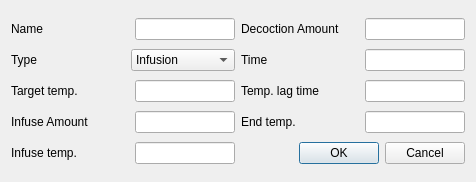
Brewken/brewken, file ui/mashStepEditor.ui: the form before one commit.
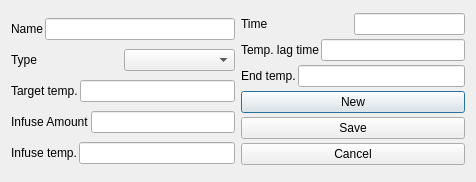
The form after the commit. Icons and pictures are not drawn. Custom widgets are drawn as their Qt base class.

Commit message: Starting work on MashStep for BeerJSON

The edit to the form file:
```diff
--- a/ui/mashStepEditor.ui
+++ b/ui/mashStepEditor.ui
@@ -23,12 +23,6 @@
       <layout class="QHBoxLayout" name="horizontalLayout_7">
        <item>
         <widget class="QLabel" name="label_name">
-         <property name="sizePolicy">
-          <sizepolicy hsizetype="Expanding" vsizetype="Preferred">
-           <horstretch>0</horstretch>
-           <verstretch>0</verstretch>
-          </sizepolicy>
-         </property>
          <property name="text">
           <string>Name</string>
          </property>
@@ -38,25 +32,7 @@
         </widget>
        </item>
        <item>
-        <widget class="QLineEdit" name="lineEdit_name">
-         <property name="sizePolicy">
-          <sizepolicy hsizetype="Maximum" vsizetype="Fixed">
-           <horstretch>100</horstretch>
-           <verstretch>0</verstretch>
-          </sizepolicy>
-         </property>
-         <property name="minimumSize">
-          <size>
-           <width>100</width>
-           <height>0</height>
-          </size>
-         </property>
-         <property name="maximumSize">
-          <size>
-           <width>100</width>
-           <height>16777215</height>
-          </size>
-         </property>
+        <widget class="SmartLineEdit" name="lineEdit_name">
          <property name="toolTip">
           <string>Name</string>
          </property>
@@ -67,13 +43,7 @@
      <item>
       <layout class="QHBoxLayout" name="horizontalLayout_6">
        <item>
-        <widget class="QLabel" name="label_type">
-         <property name="sizePolicy">
-          <sizepolicy hsizetype="Expanding" vsizetype="Preferred">
-           <horstretch>0</horstretch>
-           <verstretch>0</verstretch>
-          </sizepolicy>
-         </property>
+        <widget class="QLabel" name="label_mashStepType">
          <property name="text">
           <string>Type</string>
          </property>
@@ -83,35 +53,10 @@
         </widget>
        </item>
        <item>
-        <widget class="QComboBox" name="comboBox_type">
+        <widget class="BtComboBox" name="comboBox_mashStepType">
          <property name="toolTip">
           <string>Type</string>
          </property>
-         <item>
-          <property name="text">
-           <string>Infusion</string>
-          </property>
-         </item>
-         <item>
-          <property name="text">
-           <string>Temperature</string>
-          </property>
-         </item>
-         <item>
-          <property name="text">
-           <string>Decoction</string>
-          </property>
-         </item>
-         <item>
-          <property name="text">
-           <string>Fly Sparge</string>
-          </property>
-         </item>
-         <item>
-          <property name="text">
-           <string>Batch Sparge</string>
-          </property>
-         </item>
         </widget>
        </item>
       </layout>
@@ -120,12 +65,6 @@
       <layout class="QHBoxLayout" name="horizontalLayout_4">
        <item>
         <widget class="SmartLabel" name="label_stepTemp">
-         <property name="sizePolicy">
-          <sizepolicy hsizetype="Expanding" vsizetype="Preferred">
-           <horstretch>0</horstretch>
-           <verstretch>0</verstretch>
-          </sizepolicy>
-         </property>
          <property name="contextMenuPolicy">
           <enum>Qt::CustomContextMenu</enum>
          </property>
@@ -139,24 +78,6 @@
        </item>
        <item>
         <widget class="SmartLineEdit" name="lineEdit_stepTemp">
-         <property name="sizePolicy">
-          <sizepolicy hsizetype="Maximum" vsizetype="Fixed">
-           <horstretch>100</horstretch>
-           <verstretch>0</verstretch>
-          </sizepolicy>
-         </property>
-         <property name="minimumSize">
-          <size>
-           <width>100</width>
-           <height>0</height>
-          </size>
-         </property>
-         <property name="maximumSize">
-          <size>
-           <width>100</width>
-           <height>16777215</height>
-          </size>
-         </property>
          <property name="toolTip">
           <string>Target temp. of this step</string>
          </property>
@@ -167,13 +88,7 @@
      <item>
       <layout class="QHBoxLayout" name="horizontalLayout_5">
        <item>
-        <widget class="SmartLabel" name="label_infuseAmount">
-         <property name="sizePolicy">
-          <sizepolicy hsizetype="Expanding" vsizetype="Preferred">
-           <horstretch>0</horstretch>
-           <verstretch>0</verstretch>
-          </sizepolicy>
-         </property>
+        <widget class="SmartLabel" name="label_amount">
          <property name="contextMenuPolicy">
           <enum>Qt::CustomContextMenu</enum>
          </property>
@@ -186,25 +101,7 @@
         </widget>
        </item>
        <item>
-        <widget class="SmartLineEdit" name="lineEdit_infuseAmount">
-         <property name="sizePolicy">
-          <sizepolicy hsizetype="Maximum" vsizetype="Fixed">
-           <horstretch>100</horstretch>
-           <verstretch>0</verstretch>
-          </sizepolicy>
-         </property>
-         <property name="minimumSize">
-          <size>
-           <width>100</width>
-           <height>0</height>
-          </size>
-         </property>
-         <property name="maximumSize">
-          <size>
-           <width>100</width>
-           <height>16777215</height>
-          </size>
-         </property>
+        <widget class="SmartLineEdit" name="lineEdit_amount">
          <property name="toolTip">
           <string>Amount of water to infuse</string>
          </property>
@@ -216,12 +113,6 @@
       <layout class="QHBoxLayout" name="horizontalLayout_9">
        <item>
         <widget class="SmartLabel" name="label_infuseTemp">
-         <property name="sizePolicy">
-          <sizepolicy hsizetype="MinimumExpanding" vsizetype="Preferred">
-           <horstretch>0</horstretch>
-           <verstretch>0</verstretch>
-          </sizepolicy>
-         </property>
          <property name="contextMenuPolicy">
           <enum>Qt::CustomContextMenu</enum>
          </property>
@@ -235,18 +126,6 @@
        </item>
        <item>
         <widget class="SmartLineEdit" name="lineEdit_infuseTemp">
-         <property name="sizePolicy">
-          <sizepolicy hsizetype="Maximum" vsizetype="Fixed">
-           <horstretch>100</horstretch>
-           <verstretch>0</verstretch>
-          </sizepolicy>
-         </property>
-         <property name="maximumSize">
-          <size>
-           <width>100</width>
-           <height>16777215</height>
-          </size>
-         </property>
          <property name="toolTip">
           <string>Temperature of infusion water</string>
          </property>
@@ -261,54 +140,6 @@
      <property name="spacing">
       <number>2</number>
      </property>
-     <item>
-      <layout class="QHBoxLayout" name="horizontalLayout_11">
-       <item>
-        <widget class="SmartLabel" name="label_decoctionAmount">
-         <property name="sizePolicy">
-          <sizepolicy hsizetype="Expanding" vsizetype="Preferred">
-           <horstretch>0</horstretch>
-           <verstretch>0</verstretch>
-          </sizepolicy>
-         </property>
-         <property name="contextMenuPolicy">
-          <enum>Qt::CustomContextMenu</enum>
-         </property>
-         <property name="text">
-          <string>Decoction Amount</string>
-         </property>
-         <property name="buddy">
-          <cstring>lineEdit_decoctionAmount</cstring>
-         </property>
-        </widget>
-       </item>
-       <item>
-        <widget class="SmartLineEdit" name="lineEdit_decoctionAmount">
-         <property name="sizePolicy">
-          <sizepolicy hsizetype="Maximum" vsizetype="Fixed">
-           <horstretch>100</horstretch>
-           <verstretch>0</verstretch>
-          </sizepolicy>
-         </property>
-         <property name="minimumSize">
-          <size>
-           <width>100</width>
-           <height>0</height>
-          </size>
-         </property>
-         <property name="maximumSize">
-          <size>
-           <width>100</width>
-           <height>16777215</height>
-          </size>
-         </property>
-         <property name="toolTip">
-          <string>Amount of mash to decoct</string>
-         </property>
-        </widget>
-       </item>
-      </layout>
-     </item>
      <item>
       <layout class="QHBoxLayout" name="horizontalLayout_3">
        <item>
@@ -332,24 +163,6 @@
        </item>
        <item>
         <widget class="SmartLineEdit" name="lineEdit_stepTime">
-         <property name="sizePolicy">
-          <sizepolicy hsizetype="Maximum" vsizetype="Fixed">
-           <horstretch>100</horstretch>
-           <verstretch>0</verstretch>
-          </sizepolicy>
-         </property>
-         <property name="minimumSize">
-          <size>
-           <width>100</width>
-           <height>0</height>
-          </size>
-         </property>
-         <property name="maximumSize">
-          <size>
-           <width>100</width>
-           <height>16777215</height>
-          </size>
-         </property>
          <property name="toolTip">
           <string>Time to conduct the step</string>
          </property>
@@ -361,12 +174,6 @@
       <layout class="QHBoxLayout" name="horizontalLayout_2">
        <item>
         <widget class="SmartLabel" name="label_rampTime">
-         <property name="sizePolicy">
-          <sizepolicy hsizetype="Expanding" vsizetype="Preferred">
-           <horstretch>0</horstretch>
-           <verstretch>0</verstretch>
-          </sizepolicy>
-         </property>
          <property name="contextMenuPolicy">
           <enum>Qt::CustomContextMenu</enum>
          </property>
@@ -380,24 +187,6 @@
        </item>
        <item>
         <widget class="SmartLineEdit" name="lineEdit_rampTime">
-         <property name="sizePolicy">
-          <sizepolicy hsizetype="Maximum" vsizetype="Fixed">
-           <horstretch>100</horstretch>
-           <verstretch>0</verstretch>
-          </sizepolicy>
-         </property>
-         <property name="minimumSize">
-          <size>
-           <width>100</width>
-           <height>0</height>
-          </size>
-         </property>
-         <property name="maximumSize">
-          <size>
-           <width>100</width>
-           <height>16777215</height>
-          </size>
-         </property>
          <property name="toolTip">
           <string>Lag time</string>
          </property>
@@ -409,12 +198,6 @@
       <layout class="QHBoxLayout" name="horizontalLayout">
        <item>
         <widget class="SmartLabel" name="label_endTemp">
-         <property name="sizePolicy">
-          <sizepolicy hsizetype="Expanding" vsizetype="Preferred">
-           <horstretch>0</horstretch>
-           <verstretch>0</verstretch>
-          </sizepolicy>
-         </property>
          <property name="contextMenuPolicy">
           <enum>Qt::CustomContextMenu</enum>
          </property>
@@ -428,24 +211,6 @@
        </item>
        <item>
         <widget class="SmartLineEdit" name="lineEdit_endTemp">
-         <property name="sizePolicy">
-          <sizepolicy hsizetype="Maximum" vsizetype="Fixed">
-           <horstretch>100</horstretch>
-           <verstretch>0</verstretch>
-          </sizepolicy>
-         </property>
-         <property name="minimumSize">
-          <size>
-           <width>100</width>
-           <height>0</height>
-          </size>
-         </property>
-         <property name="maximumSize">
-          <size>
-           <width>100</width>
-           <height>16777215</height>
-          </size>
-         </property>
          <property name="toolTip">
           <string>Final temp. of this step</string>
          </property>
@@ -454,12 +219,44 @@
       </layout>
      </item>
      <item>
-      <widget class="QDialogButtonBox" name="buttonBox">
-       <property name="orientation">
-        <enum>Qt::Horizontal</enum>
+      <widget class="QPushButton" name="pushButton_new">
+       <property name="toolTip">
+        <string>New</string>
        </property>
-       <property name="standardButtons">
-        <set>QDialogButtonBox::Cancel|QDialogButtonBox::Ok</set>
+       <property name="text">
+        <string>New</string>
+       </property>
+       <property name="icon">
+        <iconset resource="../brewken.qrc">
+         <normaloff>:/images/smallPlus.svg</normaloff>:/images/smallPlus.svg</iconset>
+       </property>
+      </widget>
+     </item>
+     <item>
+      <widget class="QPushButton" name="pushButton_save">
+       <property name="toolTip">
+        <string>Save and close</string>
+       </property>
+       <property name="text">
+        <string>Save</string>
+       </property>
+       <property name="icon">
+        <iconset resource="../brewken.qrc">
+         <normaloff>:/images/filesave.svg</normaloff>:/images/filesave.svg</iconset>
+       </property>
+      </widget>
+     </item>
+     <item>
+      <widget class="QPushButton" name="pushButton_cancel">
+       <property name="toolTip">
+        <string>Discard and close</string>
+       </property>
+       <property name="text">
+        <string>Cancel</string>
+       </property>
+       <property name="icon">
+        <iconset resource="../brewken.qrc">
+         <normaloff>:/images/exit.svg</normaloff>:/images/exit.svg</iconset>
        </property>
       </widget>
      </item>
@@ -468,6 +265,11 @@
   </layout>
  </widget>
  <customwidgets>
+  <customwidget>
+   <class>BtComboBox</class>
+   <extends>QComboBox</extends>
+   <header>widgets/BtComboBox.h</header>
+  </customwidget>
   <customwidget>
    <class>SmartLabel</class>
    <extends>QLabel</extends>
```
Left out of the diff: 38 changed lines with no effect on the pictures. The commit also changes 48 other files.
